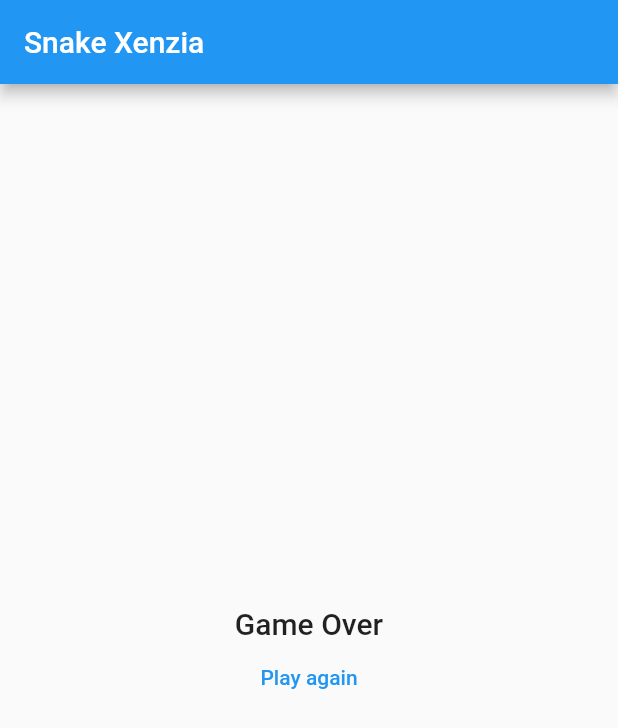
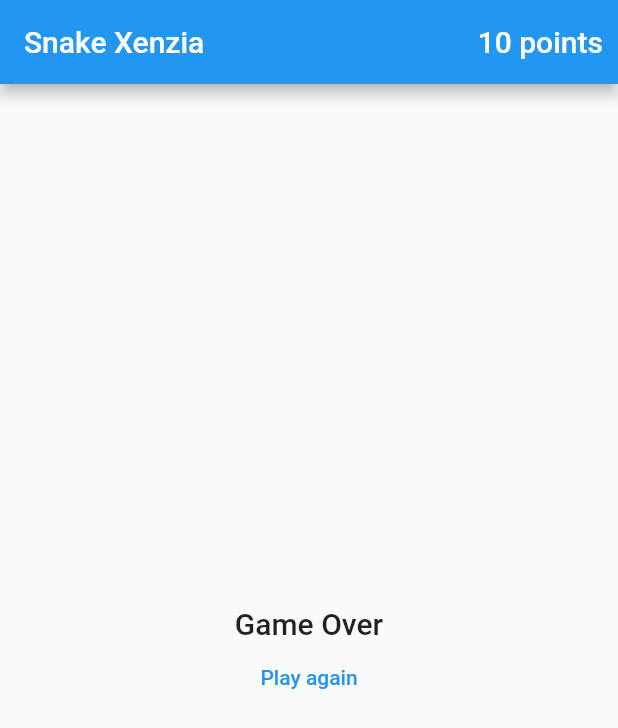
Before and after one commit to Crazelu/flutter-snake-xenzia, a Flutter app: the screen it shows after launch, on a phone screen of 412 x 824 dp. Shown: the top 728 px of the screen. Run offline on Flutter 3.47's test engine with Material 2 defaults, Android fonts, the phone set to English and light mode, and no system bars.

Commit message:
feat: adds game points

```diff
--- a/lib/board_view.dart
+++ b/lib/board_view.dart
@@ -14,6 +14,22 @@ class BoardView extends StatelessWidget {
       builder: (context) => Scaffold(
         appBar: AppBar(
           title: const Text("Snake Xenzia"),
+          centerTitle: false,
+          actions: [
+            Align(
+              alignment: Alignment.center,
+              child: Padding(
+                padding: const EdgeInsets.only(right: 10),
+                child: Text(
+                  "${viewModel.gamePoints} points",
+                  style: Theme.of(context)
+                      .textTheme
+                      .headline6
+                      ?.copyWith(color: Colors.white),
+                ),
+              ),
+            ),
+          ],
         ),
         body: viewModel.isGameOver
             ? Center(
--- a/lib/board_view_model.dart
+++ b/lib/board_view_model.dart
@@ -10,6 +10,7 @@ class BoardViewModel extends ChangeNotifier {
     play();
   }
   static const __duration = 200;
+  static const __point = 10;
 
   late List<List<Square>> _squares = SizeUtil.generateSquares();
   List<List<Square>> get squares => _squares;
@@ -32,6 +33,9 @@ class BoardViewModel extends ChangeNotifier {
 
   bool _gameOver = false;
   bool get isGameOver => _gameOver;
+
+  int _gamePoints = 0;
+  int get gamePoints => _gamePoints;
 
   ///TODO
   ///Currently not functional because movement logic relies on global
@@ -65,6 +69,7 @@ class BoardViewModel extends ChangeNotifier {
     _y = _squares.first.length ~/ 2;
     _direction = Direction.up;
     _gameOver = false;
+    _gamePoints = 0;
     _body = [
       Square(
         x: _x,
@@ -177,6 +182,7 @@ class BoardViewModel extends ChangeNotifier {
 
   void checkIfFoodHasBeenEaten() {
     if (_body.first.x == _food.x && _body.first.y == _food.y) {
+      _gamePoints += __point;
       grow();
       spunFood();
     }
```
